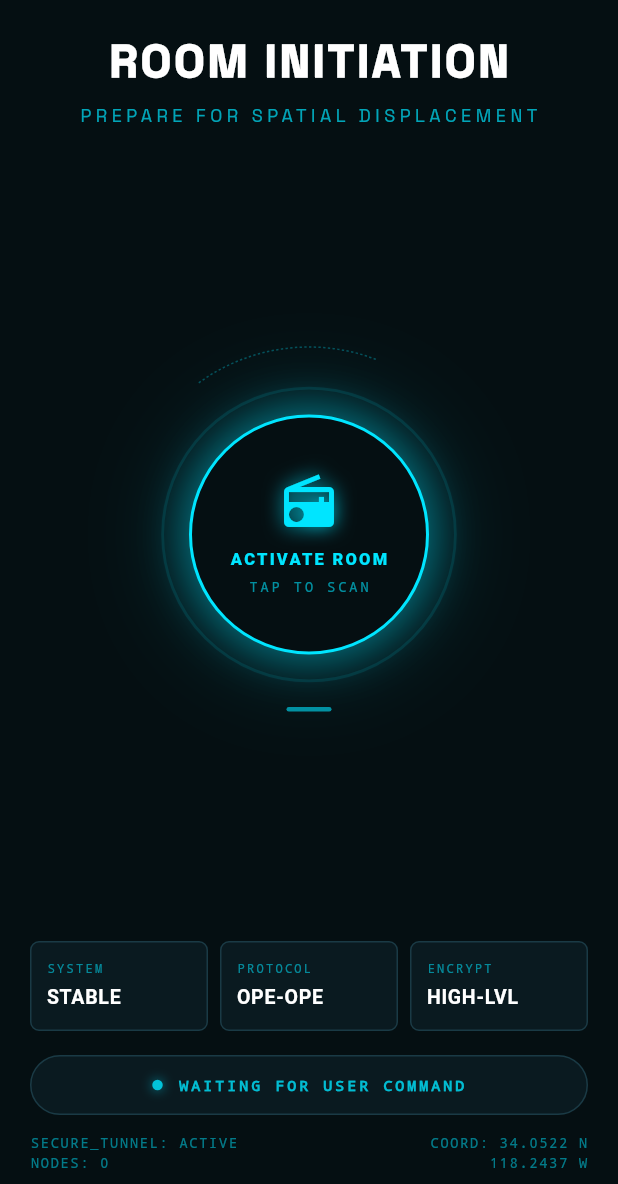
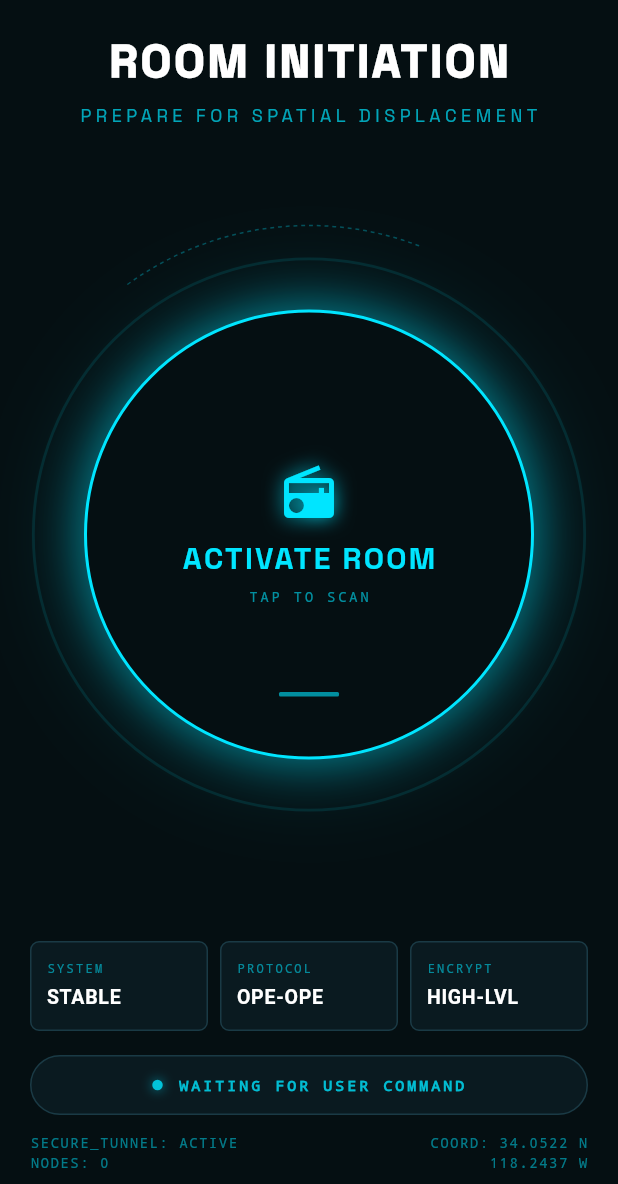
Before and after one commit to Satvik1769/op_share, a Flutter app: the screen it shows after launch, on a phone screen of 412 x 824 dp, the part 52-1236 px from its top. Run offline on Flutter 3.47's test engine with Material 3 defaults, Android fonts, the phone set to English and light mode, and no system bars; our stand-ins replace google_fonts.

Commit message:
update central button fonts and size

```diff
--- a/lib/screens/room_intitiation/central_button.dart
+++ b/lib/screens/room_intitiation/central_button.dart
@@ -2,6 +2,7 @@ import 'dart:math';
 
 import 'package:flutter/material.dart';
 import 'colors_room.dart';
+import 'package:google_fonts/google_fonts.dart';
 class CentralButton extends StatelessWidget {
   final List<AnimationController> rippleControllers;
   final List<Animation<double>> rippleAnimations;
@@ -21,8 +22,8 @@ class CentralButton extends StatelessWidget {
 
   @override
   Widget build(BuildContext context) {
-    const double outerSize = 260;
-    const double innerSize = 160;
+    const double outerSize = 500;
+    const double innerSize = 300;
 
     return GestureDetector(
       onTap: onTap,
@@ -105,7 +106,10 @@ class CentralButton extends StatelessWidget {
                   ),
                 ],
               ),
-              child: Column(
+              child: Stack(
+                alignment: Alignment.center,
+                children: [
+                  Column(
                     mainAxisAlignment: MainAxisAlignment.center,
                     children: [
                       Icon(
@@ -117,10 +121,10 @@ class CentralButton extends StatelessWidget {
                         ],
                       ),
                       const SizedBox(height: 10),
-                  const Text(
+                      Text(
                         'ACTIVATE ROOM',
-                    style: TextStyle(
-                      fontSize: 11,
+                        style: GoogleFonts.spaceGrotesk(
+                          fontSize: 20,
                           fontWeight: FontWeight.w800,
                           letterSpacing: 1.5,
                           color: kCyan,
@@ -138,20 +142,23 @@ class CentralButton extends StatelessWidget {
                       ),
                     ],
                   ),
+                  Positioned(
+                    bottom: 40,
+                    child: Container(
+                      width: 40,
+                      height: 3,
+                      decoration: BoxDecoration(
+                        color: kCyan.withOpacity(0.6),
+                        borderRadius: BorderRadius.circular(1),
+                      ),
+                    ),
+                  ),
+                ],
+              ),
             ),
 
             // Bottom dash indicator
-            Positioned(
-              bottom: 12,
-              child: Container(
-                width: 30,
-                height: 3,
-                decoration: BoxDecoration(
-                  color: kCyan.withOpacity(0.6),
-                  borderRadius: BorderRadius.circular(2),
-                ),
-              ),
-            ),
+
           ],
         ),
       ),
```
Lines whose indentation alone changed are shown as unchanged.
